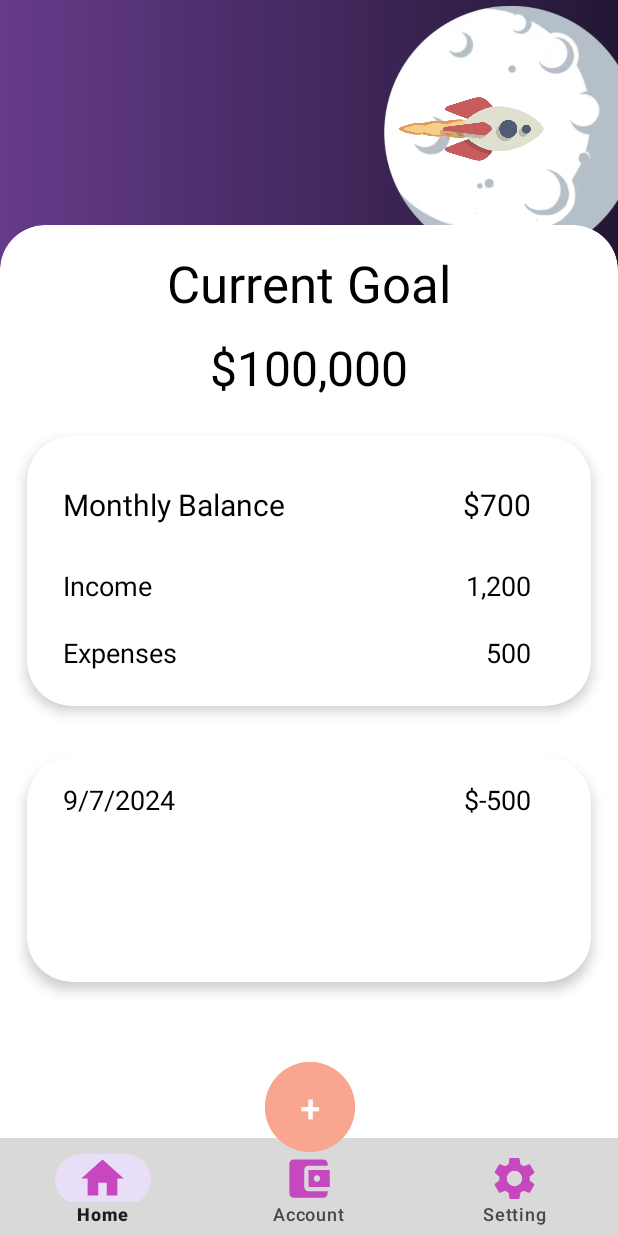
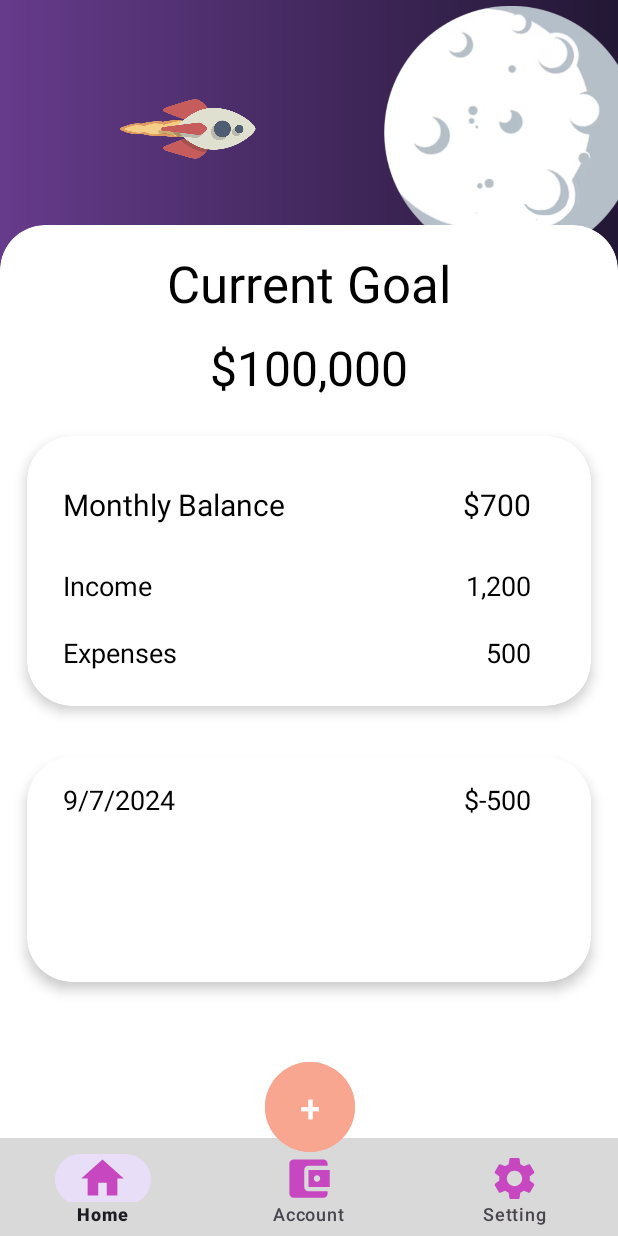
Before and after one commit to Harold107/star-vault, an Android app: the screen it shows after launch (MainActivity), on a phone screen of 412 x 824 dp. Run offline under Robolectric (Android 15) with nearby library versions, the phone set to English and light mode, and no system bars; our stand-ins replace navigation-ui.

Commit message:
test mering

```diff
--- a/app/src/main/res/layout/fragment_home.xml
+++ b/app/src/main/res/layout/fragment_home.xml
@@ -22,7 +22,7 @@
                 android:layout_marginTop="-20dp"/>
         <ImageView
                 android:src="@drawable/rocket_fly_icon"
-                android:layout_width="420dp"
+                android:layout_width="42dp"
                 android:layout_height="100dp"
                 android:id="@+id/rocket_home"
                 app:layout_constraintStart_toStartOf="parent"
```
